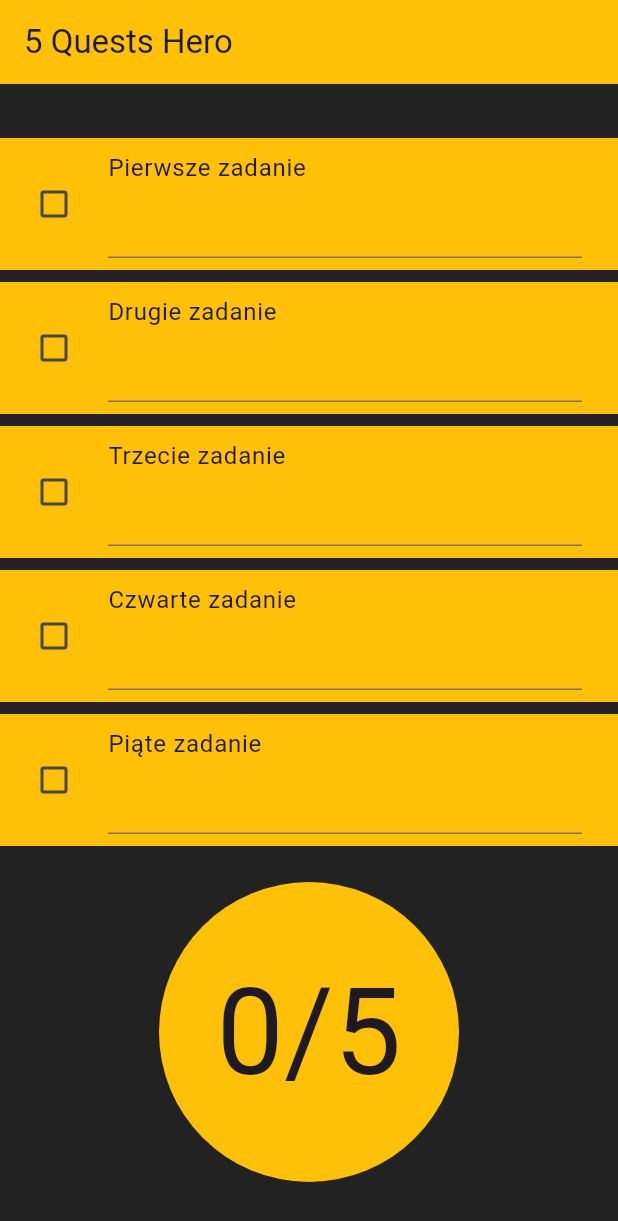
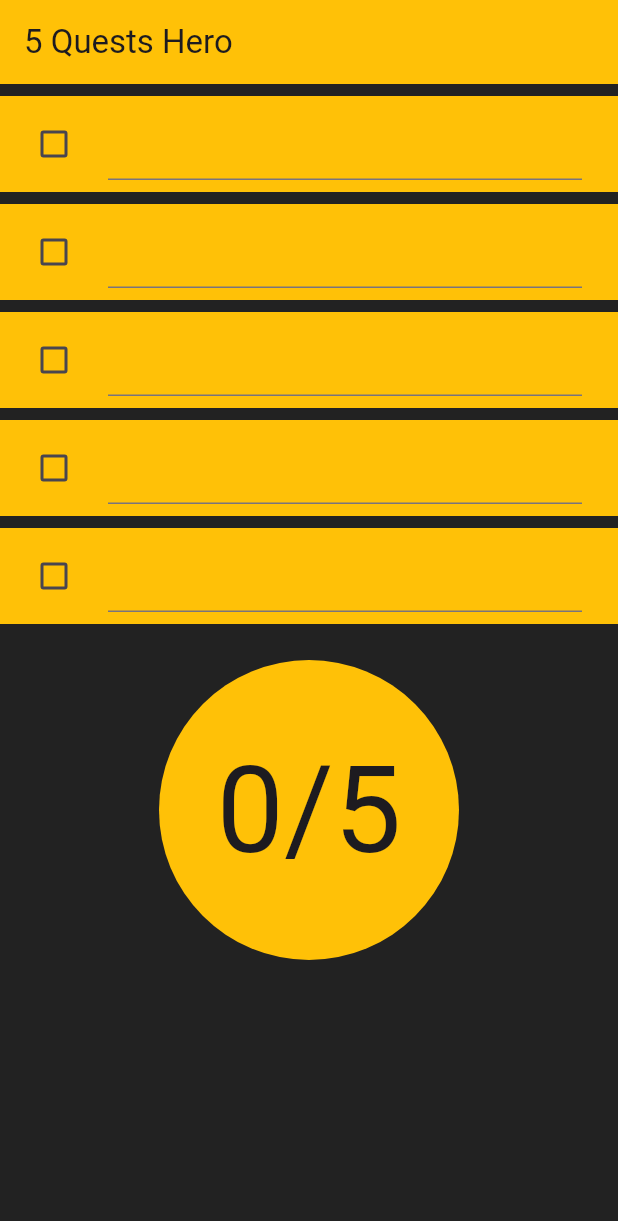
Before and after one commit to Maciej-6/five_quests, a Flutter app: the screen it shows after launch, on a phone screen of 412 x 824 dp. Shown: the top 1221 px of the screen. Run offline on Flutter 3.47's test engine with Material 3 defaults, Android fonts, the light colour scheme and no system bars.

Commit message:
first layout and checkboxes counter

```diff
--- a/lib/main.dart
+++ b/lib/main.dart
@@ -36,13 +36,11 @@ class _MyHomePageState extends State<MyHomePage> {
       backgroundColor: Colors.black87,
       body: Center(
         child: Column(
-          mainAxisAlignment: MainAxisAlignment.center,
+          mainAxisAlignment: MainAxisAlignment.start,
           children: [
+            const SizedBox(height: 8),
             CheckboxListTile(
-              title: Text("Pierwsze zadanie"),
-              subtitle: Container(
-                child: TextField(),
-              ),
+              title: const TextField(),
               value: isSelected[0],
               onChanged: (bool? value) {
                 setState(() {
@@ -56,10 +54,7 @@ class _MyHomePageState extends State<MyHomePage> {
             ),
             const SizedBox(height: 8),
             CheckboxListTile(
-              title: Text("Drugie zadanie"),
-              subtitle: Container(
-                child: TextField(),
-              ),
+              title: const TextField(),
               value: isSelected[1],
               onChanged: (bool? value) {
                 setState(() {
@@ -73,10 +68,7 @@ class _MyHomePageState extends State<MyHomePage> {
             ),
             const SizedBox(height: 8),
             CheckboxListTile(
-              title: Text("Trzecie zadanie"),
-              subtitle: Container(
-                child: TextField(),
-              ),
+              title: const TextField(),
               value: isSelected[2],
               onChanged: (bool? value) {
                 setState(() {
@@ -90,10 +82,7 @@ class _MyHomePageState extends State<MyHomePage> {
             ),
             const SizedBox(height: 8),
             CheckboxListTile(
-              title: Text("Czwarte zadanie"),
-              subtitle: Container(
-                child: TextField(),
-              ),
+              title: const TextField(),
               value: isSelected[3],
               onChanged: (bool? value) {
                 setState(() {
@@ -107,10 +96,7 @@ class _MyHomePageState extends State<MyHomePage> {
             ),
             const SizedBox(height: 8),
             CheckboxListTile(
-              title: Text("Piąte zadanie"),
-              subtitle: Container(
-                child: TextField(),
-              ),
+              title: const TextField(),
               value: isSelected[4],
               onChanged: (bool? value) {
                 setState(() {
```
